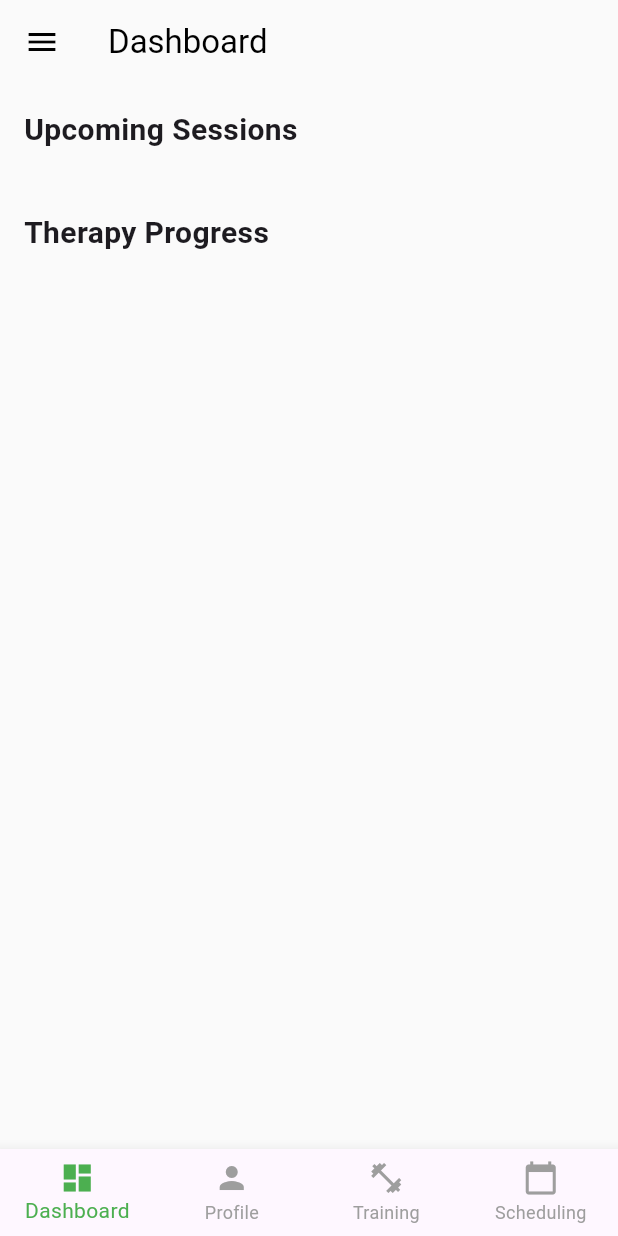
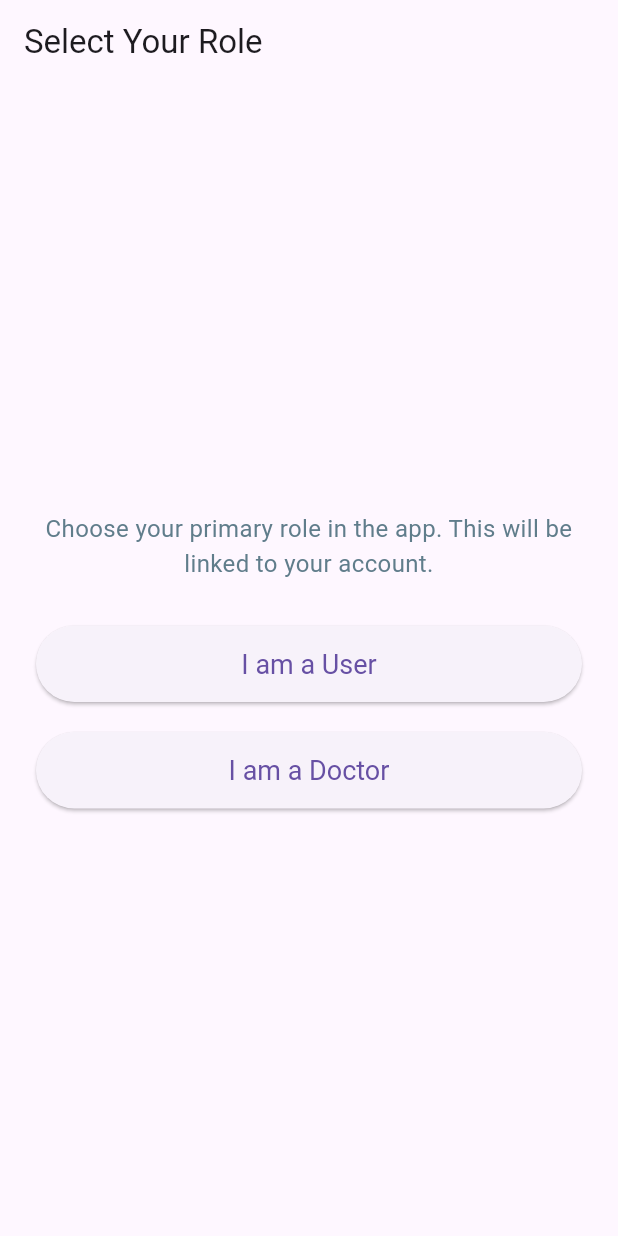
Before and after one commit to omthakur1394/FlutterApp, a Flutter app: the screen it shows once a user with an empty profile is signed in, on a phone screen of 412 x 824 dp. Run offline on Flutter 3.47's test engine with Material 3 defaults, Android fonts, the phone set to English and light mode, and no system bars; our stand-ins replace cloud_firestore, firebase_auth, firebase_core, flutter_local_notifications, google_sign_in, shared_preferences and 2 more; accounts and stored records are empty; Roboto replaces fonts that are missing (YourPreferredFont).

Commit message:
Implement Firestore-based role management and fix initial loading issues

```diff
--- a/lib/dashboard_page.dart
+++ b/lib/dashboard_page.dart
@@ -23,6 +23,17 @@ class _DashboardPageState extends State<DashboardPage> {
   ];
 
   User? get currentUser => FirebaseAuth.instance.currentUser;
+
+  Future<void> _signOut() async {
+    print('[DashboardPage] _signOut method called.'); // ADDED
+    try {
+      await FirebaseAuth.instance.signOut();
+      print('[DashboardPage] FirebaseAuth.instance.signOut() completed.'); // ADDED
+    } catch (e) {
+      print('[DashboardPage] Error during signOut: $e'); // ADDED
+    }
+    // AuthWrapper in main.dart will handle navigation to LoginPage
+  }
 
   Widget _buildDashboardContent(TherapyProvider therapyProvider) {
     return SingleChildScrollView(
@@ -125,13 +136,10 @@ class _DashboardPageState extends State<DashboardPage> {
   Widget build(BuildContext context) {
     final therapyProvider = Provider.of<TherapyProvider>(context);
 
-    // List of widgets for the body, corresponding to bottom nav items
-    // Order: Dashboard, Profile, Training
     final List<Widget> pages = [
-      _buildDashboardContent(therapyProvider), // Index 0
-      _buildProfilePage(),                   // Index 1
-      const PersonalTrainingPage(),          // Index 2 (New Page)
-      // Index 3 (Scheduling) navigates away, so no specific page widget here.
+      _buildDashboardContent(therapyProvider),
+      _buildProfilePage(),
+      const PersonalTrainingPage(),
     ];
 
     return Scaffold(
@@ -146,26 +154,32 @@ class _DashboardPageState extends State<DashboardPage> {
             // TODO: Implement drawer functionality if needed
           },
         ),
+        actions: [
+          IconButton(
+            icon: const Icon(Icons.logout, color: Colors.black),
+            tooltip: 'Logout',
+            onPressed: () async {
+              print('[DashboardPage] Logout button pressed.'); // ADDED
+              await _signOut();
+            },
+          ),
+        ],
       ),
       body: Builder(
         builder: (BuildContext scaffoldContext) {
-          // Ensure we don't try to access an out-of-bounds index if _bottomNavIndex is for Scheduling
           if (_bottomNavIndex < pages.length) {
              return pages[_bottomNavIndex];
           }
-          return Container(); // Fallback for scheduling tab if it were to show a body
+          return Container();
         }
       ),
       bottomNavigationBar: BottomNavigationBar(
-        currentIndex: _bottomNavIndex > 2 ? 0 : _bottomNavIndex, // Keep selection on a valid tab
+        currentIndex: _bottomNavIndex > 2 ? 0 : _bottomNavIndex,
         onTap: (index) {
-          if (index == 3) { // Scheduling tab (now at index 3)
+          if (index == 3) {
             Navigator.of(context).push(
               MaterialPageRoute(builder: (context) => const BookingPage()),
             );
-            // Optionally, reset _bottomNavIndex to the previous tab or default (e.g., 0)
-            // This prevents the "Scheduling" tab from appearing selected when returning.
-            // For now, it will revert to the last visually selected tab based on currentIndex logic above.
           } else {
             setState(() {
               _bottomNavIndex = index;
@@ -178,7 +192,7 @@ class _DashboardPageState extends State<DashboardPage> {
         items: const [
           BottomNavigationBarItem(icon: Icon(Icons.dashboard), label: 'Dashboard'),
           BottomNavigationBarItem(icon: Icon(Icons.person), label: 'Profile'),
-          BottomNavigationBarItem(icon: Icon(Icons.fitness_center), label: 'Training'), // New Tab
+          BottomNavigationBarItem(icon: Icon(Icons.fitness_center), label: 'Training'),
           BottomNavigationBarItem(icon: Icon(Icons.calendar_today), label: 'Scheduling'),
         ],
       ),
--- a/lib/main.dart
+++ b/lib/main.dart
@@ -1,11 +1,16 @@
+import 'dart:async'; // Added for Stopwatch
 import 'package:flutter/material.dart';
 import 'package:firebase_core/firebase_core.dart';
 import 'package:firebase_auth/firebase_auth.dart';
 import 'package:provider/provider.dart';
+import 'package:cloud_firestore/cloud_firestore.dart';
+
 import 'package:myapp/auth_service.dart';
 import 'package:myapp/dashboard_page.dart';
 import 'package:myapp/therapy_provider.dart';
-import 'package:myapp/personal_exercise_provider.dart'; // Import the new provider
+import 'package:myapp/personal_exercise_provider.dart';
+import 'package:myapp/role_selection_page.dart';
+import 'package:myapp/doctor_home_page.dart';
 import 'firebase_options.dart';
 
 // Imports for local notifications
@@ -13,7 +18,6 @@ import 'package:flutter_local_notifications/flutter_local_notifications.dart';
 import 'package:timezone/data/latest_all.dart' as tz;
 import 'package:timezone/timezone.dart' as tz;
 
-// Global instance of the plugin
 final FlutterLocalNotificationsPlugin flutterLocalNotificationsPlugin =
     FlutterLocalNotificationsPlugin();
 
@@ -25,23 +29,19 @@ Future<void> _initializeNotifications() async {
     print('Error setting local location: $e');
     tz.setLocalLocation(tz.UTC);
   }
-
   const AndroidInitializationSettings initializationSettingsAndroid =
       AndroidInitializationSettings('@mipmap/ic_launcher');
-
   const DarwinInitializationSettings initializationSettingsDarwin =
       DarwinInitializationSettings(
     requestAlertPermission: true,
     requestBadgePermission: true,
     requestSoundPermission: true,
   );
-
   const InitializationSettings initializationSettings = InitializationSettings(
     android: initializationSettingsAndroid,
     iOS: initializationSettingsDarwin,
     macOS: initializationSettingsDarwin,
   );
-
   await flutterLocalNotificationsPlugin.initialize(
     initializationSettings,
     onDidReceiveNotificationResponse:
@@ -50,7 +50,6 @@ Future<void> _initializeNotifications() async {
     },
     onDidReceiveBackgroundNotificationResponse: notificationTapBackground,
   );
-
   final AndroidFlutterLocalNotificationsPlugin? androidImplementation =
       flutterLocalNotificationsPlugin.resolvePlatformSpecificImplementation<
           AndroidFlutterLocalNotificationsPlugin>();
@@ -65,16 +64,17 @@ void notificationTapBackground(NotificationResponse notificationResponse) {
 
 void main() async {
   WidgetsFlutterBinding.ensureInitialized();
+  print('[main] Initializing Firebase...');
   await Firebase.initializeApp(
     options: DefaultFirebaseOptions.currentPlatform,
   );
+  print('[main] Firebase initialized.');
   await _initializeNotifications();
-
   runApp(
     MultiProvider(
       providers: [
         ChangeNotifierProvider(create: (context) => TherapyProvider()),
-        ChangeNotifierProvider(create: (context) => PersonalExerciseProvider()), // Add new provider
+        ChangeNotifierProvider(create: (context) => PersonalExerciseProvider()),
       ],
       child: const PanchakarmaPulseApp(),
     ),
@@ -83,7 +83,6 @@ void main() async {
 
 class PanchakarmaPulseApp extends StatelessWidget {
   const PanchakarmaPulseApp({super.key});
-
   @override
   Widget build(BuildContext context) {
     return MaterialApp(
@@ -103,17 +102,107 @@ class PanchakarmaPulseApp extends StatelessWidget {
   }
 }
 
-class AuthWrapper extends StatelessWidget {
+class AuthWrapper extends StatefulWidget {
   const AuthWrapper({super.key});
+  @override
+  State<AuthWrapper> createState() => _AuthWrapperState();
+}
+
+class _AuthWrapperState extends State<AuthWrapper> {
+  Future<String?> _getUserRoleFromFirestore() async {
+    final functionStopwatch = Stopwatch()..start(); // Stopwatch for the whole function
+    print('[${DateTime.now()}] _AuthWrapperState: _getUserRoleFromFirestore START');
+
+    User? currentUser = FirebaseAuth.instance.currentUser;
+    if (currentUser == null) {
+      print('[${DateTime.now()}] _AuthWrapperState: No current user for Firestore role check.');
+      functionStopwatch.stop();
+      print('[${DateTime.now()}] _AuthWrapperState: _getUserRoleFromFirestore END (no user) - Took ${functionStopwatch.elapsedMilliseconds}ms');
+      return null;
+    }
+
+    print('[${DateTime.now()}] _AuthWrapperState: Checking Firestore for role of user: ${currentUser.uid}');
+    String? roleResult;
+    final firestoreCallStopwatch = Stopwatch(); // Stopwatch for the Firestore call only
+
+    try {
+      print('[${DateTime.now()}] _AuthWrapperState: BEFORE Firestore get() call.');
+      firestoreCallStopwatch.start();
+      DocumentSnapshot userDoc = await FirebaseFirestore.instance
+          .collection('users')
+          .doc(currentUser.uid)
+          .get();
+      firestoreCallStopwatch.stop();
+      print('[${DateTime.now()}] _AuthWrapperState: AFTER Firestore get() call. Exists: ${userDoc.exists}. Took ${firestoreCallStopwatch.elapsedMilliseconds}ms');
+
+      if (userDoc.exists && userDoc.data() != null) {
+        final data = userDoc.data() as Map<String, dynamic>;
+        roleResult = data['role'] as String?;
+        print('[${DateTime.now()}] _AuthWrapperState: Role from Firestore: $roleResult');
+      } else {
+        print('[${DateTime.now()}] _AuthWrapperState: User document does not exist in Firestore or no role field.');
+        roleResult = null;
+      }
+    } catch (e, s) {
+      firestoreCallStopwatch.stop(); // Stop if it was running and an error occurred
+      print('[${DateTime.now()}] _AuthWrapperState: Error fetching role from Firestore: $e');
+      print('[${DateTime.now()}] _AuthWrapperState: Stacktrace: $s');
+      print('[${DateTime.now()}] _AuthWrapperState: Firestore call (if started) took ${firestoreCallStopwatch.elapsedMilliseconds}ms before error.');
+      roleResult = null;
+    }
+    functionStopwatch.stop();
+    print('[${DateTime.now()}] _AuthWrapperState: _getUserRoleFromFirestore END - Result: $roleResult. Total took ${functionStopwatch.elapsedMilliseconds}ms');
+    return roleResult;
+  }
 
   @override
   Widget build(BuildContext context) {
+    print('[${DateTime.now()}] _AuthWrapperState: Build method called.');
     return StreamBuilder<User?>(
       stream: FirebaseAuth.instance.authStateChanges(),
-      builder: (context, snapshot) {
-        if (snapshot.hasData) {
-          return const DashboardPage();
+      builder: (context, authSnapshot) {
+        print('[${DateTime.now()}] _AuthWrapperState: Auth StreamBuilder - ConnectionState: ${authSnapshot.connectionState}, HasData: ${authSnapshot.hasData}, HasError: ${authSnapshot.hasError}, Error: ${authSnapshot.error}');
+        if (authSnapshot.connectionState == ConnectionState.waiting) {
+          print('[${DateTime.now()}] _AuthWrapperState: Auth state WAITING (showing loading indicator).');
+          return const Scaffold(body: Center(child: CircularProgressIndicator()));
         }
+
+        if (authSnapshot.hasData && authSnapshot.data != null) {
+          print('[${DateTime.now()}] _AuthWrapperState: Auth state HAS DATA. User logged in: ${authSnapshot.data!.uid}. Now calling FutureBuilder for role.');
+          return FutureBuilder<String?>(
+            future: _getUserRoleFromFirestore(),
+            builder: (context, roleSnapshot) {
+              print('[${DateTime.now()}] _AuthWrapperState: Role FutureBuilder - ConnectionState: ${roleSnapshot.connectionState}, HasData: ${roleSnapshot.hasData}, HasError: ${roleSnapshot.hasError}, Error: ${roleSnapshot.error}, Data: ${roleSnapshot.data}');
+              if (roleSnapshot.connectionState == ConnectionState.waiting) {
+                print('[${DateTime.now()}] _AuthWrapperState: Role future WAITING for Firestore (showing loading indicator).');
+                return const Scaffold(body: Center(child: CircularProgressIndicator()));
+              }
+
+              if (roleSnapshot.hasError) {
+                print('[${DateTime.now()}] _AuthWrapperState: Role future HAS ERROR: ${roleSnapshot.error}. Navigating to RoleSelectionPage as fallback.');
+                return const RoleSelectionPage();
+              }
+
+              final role = roleSnapshot.data;
+              print('[${DateTime.now()}] _AuthWrapperState: Role future HAS DATA. Role: $role');
+
+              if (role == null) {
+                print('[${DateTime.now()}] _AuthWrapperState: No role found in Firestore, navigating to RoleSelectionPage.');
+                return const RoleSelectionPage();
+              } else if (role == 'user') {
+                print('[${DateTime.now()}] _AuthWrapperState: Role is \'user\', navigating to DashboardPage.');
+                return const DashboardPage();
+              } else if (role == 'doctor') {
+                print('[${DateTime.now()}] _AuthWrapperState: Role is \'doctor\', navigating to DoctorHomePage.');
+                return const DoctorHomePage();
+              } else {
+                print('[${DateTime.now()}] _AuthWrapperState: Unknown role \'$role\', navigating to RoleSelectionPage as fallback.');
+                return const RoleSelectionPage();
+              }
+            },
+          );
+        }
+        print('[${DateTime.now()}] _AuthWrapperState: Auth state NO DATA. User not logged in. Navigating to LoginPage.');
         return const LoginPage();
       },
     );
@@ -122,14 +211,12 @@ class AuthWrapper extends StatelessWidget {
 
 class LoginPage extends StatefulWidget {
   const LoginPage({super.key});
-
   @override
   State<LoginPage> createState() => _LoginPageState();
 }
 
 class _LoginPageState extends State<LoginPage> {
   final AuthService _authService = AuthService();
-
   @override
   Widget build(BuildContext context) {
     return Scaffold(
--- /dev/null
+++ b/lib/role_selection_page.dart
@@ -0,0 +1,118 @@
+import 'package:flutter/material.dart';
+import 'package:myapp/dashboard_page.dart';
+import 'package:myapp/doctor_home_page.dart';
+import 'package:firebase_auth/firebase_auth.dart'; // Added
+import 'package:cloud_firestore/cloud_firestore.dart'; // Added
+
+class RoleSelectionPage extends StatefulWidget {
+  const RoleSelectionPage({super.key});
+
+  @override
+  State<RoleSelectionPage> createState() => _RoleSelectionPageState();
+}
+
+class _RoleSelectionPageState extends State<RoleSelectionPage> {
+  bool _isLoading = false; // To show loading indicator
+
+  Future<void> _selectRole(String role) async {
+    setState(() {
+      _isLoading = true;
+    });
+
+    User? currentUser = FirebaseAuth.instance.currentUser;
+
+    if (currentUser == null) {
+      print('[RoleSelectionPage] Error: No current user found to save role.');
+      if (mounted) {
+        ScaffoldMessenger.of(context).showSnackBar(
+          const SnackBar(content: Text('Error: User not logged in. Please restart the app.')),
+        );
+      }
+      setState(() {
+        _isLoading = false;
+      });
+      return;
+    }
+
+    try {
+      // Save role to Firestore
+      await FirebaseFirestore.instance
+          .collection('users') // Collection name
+          .doc(currentUser.uid)  // Document ID is user's UID
+          .set({'role': role});   // Data to save
+
+      print('[RoleSelectionPage] Saved role: $role to Firestore for user ${currentUser.uid}'); // Corrected
+
+      if (!mounted) return;
+
+      if (role == 'user') {
+        Navigator.of(context).pushReplacement(
+          MaterialPageRoute(builder: (context) => const DashboardPage()),
+        );
+      } else if (role == 'doctor') {
+        Navigator.of(context).pushReplacement(
+          MaterialPageRoute(builder: (context) => const DoctorHomePage()),
+        );
+      }
+    } catch (e) {
+      print('[RoleSelectionPage] Error saving role to Firestore: $e');
+      if (mounted) {
+        ScaffoldMessenger.of(context).showSnackBar(
+          SnackBar(content: Text('Error saving role: $e')),
+        );
+      }
+    } finally {
+      if (mounted) {
+        setState(() {
+          _isLoading = false;
+        });
+      }
+    }
+  }
+
+  @override
+  Widget build(BuildContext context) {
+    return Scaffold(
+      appBar: AppBar(
+        title: const Text('Select Your Role'),
+        automaticallyImplyLeading: false,
+      ),
+      body: Center(
+        child: Padding(
+          padding: const EdgeInsets.all(24.0),
+          child: _isLoading
+              ? const CircularProgressIndicator()
+              : Column(
+                  mainAxisAlignment: MainAxisAlignment.center,
+                  crossAxisAlignment: CrossAxisAlignment.stretch,
+                  children: <Widget>[
+                    const Text(
+                      'Choose your primary role in the app. This will be linked to your account.',
+                      textAlign: TextAlign.center,
+                      style: TextStyle(fontSize: 16, color: Colors.blueGrey),
+                    ),
+                    const SizedBox(height: 30),
+                    ElevatedButton(
+                      style: ElevatedButton.styleFrom(
+                        padding: const EdgeInsets.symmetric(vertical: 15),
+                        textStyle: const TextStyle(fontSize: 18),
+                      ),
+                      onPressed: () => _selectRole('user'),
+                      child: const Text('I am a User'),
+                    ),
+                    const SizedBox(height: 20),
+                    ElevatedButton(
+                      style: ElevatedButton.styleFrom(
+                        padding: const EdgeInsets.symmetric(vertical: 15),
+                        textStyle: const TextStyle(fontSize: 18),
+                      ),
+                      onPressed: () => _selectRole('doctor'),
+                      child: const Text('I am a Doctor'),
+                    ),
+                  ],
+                ),
+        ),
+      ),
+    );
+  }
+}
```
Also changed, not shown: lib/auth_service.dart (+25 -4 lines), lib/doctor_home_page.dart (added, +48 -0 lines), pubspec.yaml (+4 -3 lines), pubspec.lock, 4 other files.
